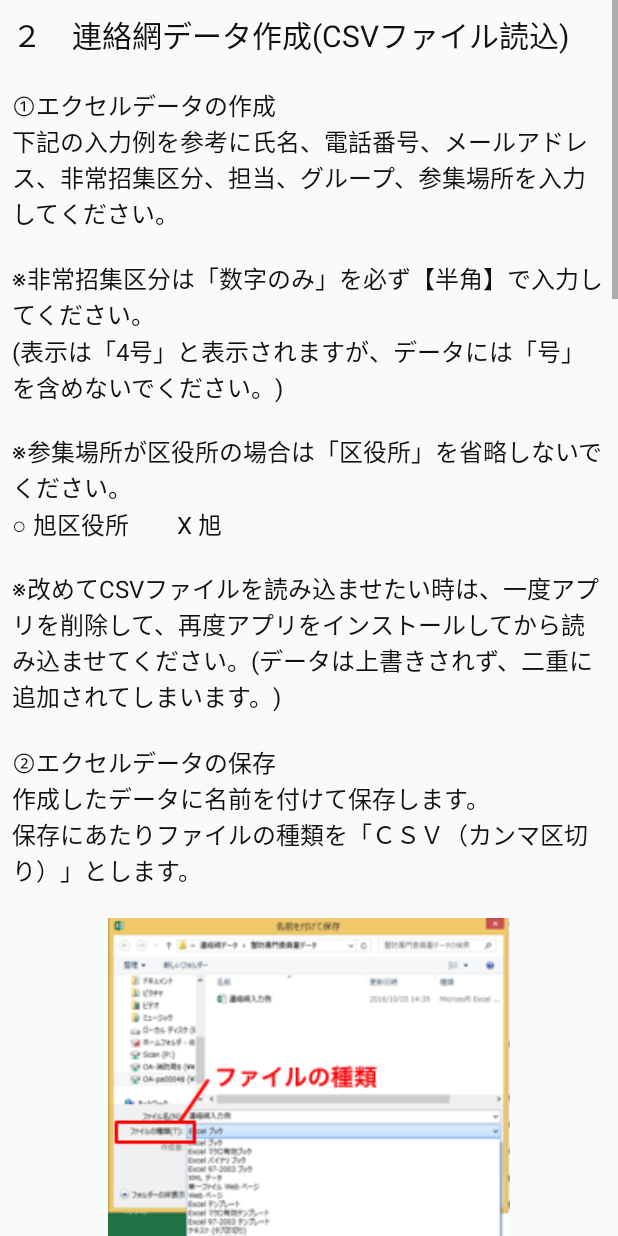
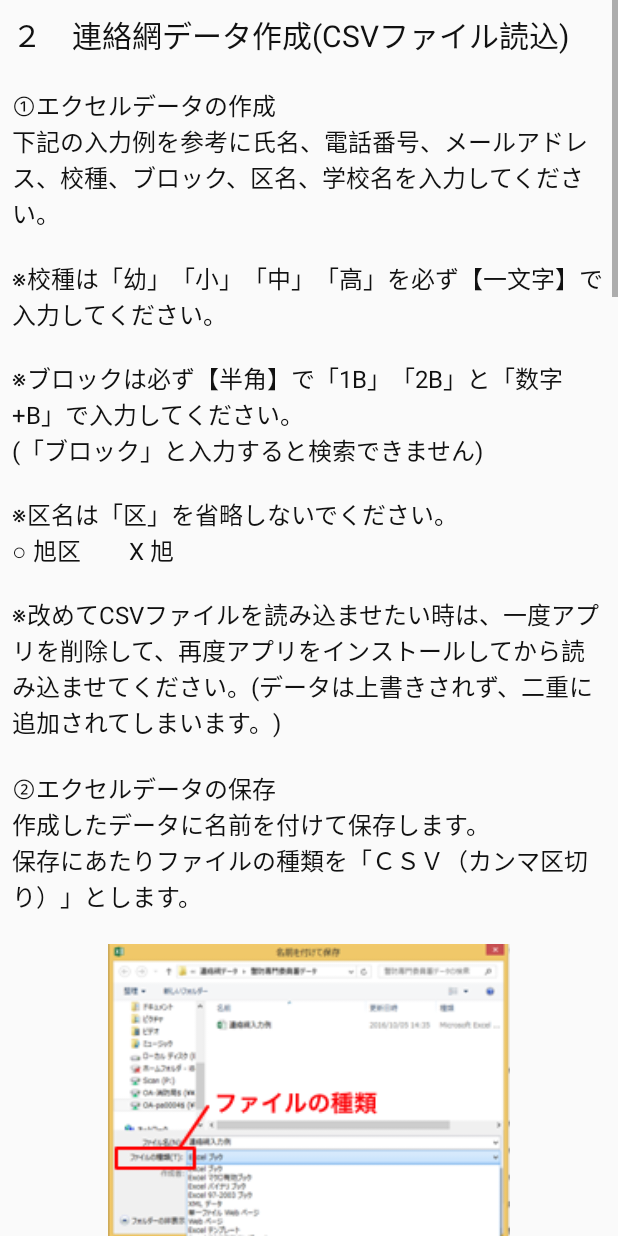
Before and after one commit to tadakazu1972/renrakumouEducationandroid, an Android app: the layout guide22.xml on its own in the app's theme, with its tools: preview values and no code run, on a phone screen of 412 x 824 dp. Run offline under Robolectric (Android 15) with nearby library versions, the phone set to English and light mode, and no system bars.

Commit message:
説明書修正

```diff
--- a/app/src/main/res/values/strings.xml
+++ b/app/src/main/res/values/strings.xml
@@ -15,7 +15,7 @@
     <string name="guide26">招集連絡データの修正又は削除が必要な場合は「修正/削除」ボタンをタップし行います。</string>
     <string name="guide27">ポップアップした画面にパスワードを入力します。\n「入力」をタップすると一覧表が表示されます。</string>
     <string name="guide28">内容を修正し「修正」をタップします。\n削除が必要な場合は「削除」をタップすれば、データの削除が完了します。</string>
-    <string name="guide221">①エクセルデータの作成\n下記の入力例を参考に氏名、電話番号、メールアドレス、非常招集区分、担当、グループ、参集場所を入力してください。\n\n※非常招集区分は「数字のみ」を必ず【半角】で入力してください。\n(表示は「4号」と表示されますが、データには「号」を含めないでください。)\n\n※参集場所が区役所の場合は「区役所」を省略しないでください。\n○ 旭区役所　　X 旭\n\n※改めてCSVファイルを読み込ませたい時は、一度アプリを削除して、再度アプリをインストールしてから読み込ませてください。(データは上書きされず、二重に追加されてしまいます。)</string>
+    <string name="guide221">①エクセルデータの作成\n下記の入力例を参考に氏名、電話番号、メールアドレス、校種、ブロック、区名、学校名を入力してください。\n\n※校種は「幼」「小」「中」「高」を必ず【一文字】で入力してください。\n\n※ブロックは必ず【半角】で「1B」「2B」と「数字+B」で入力してください。\n(「ブロック」と入力すると検索できません)\n\n※区名は「区」を省略しないでください。\n○ 旭区　　X 旭\n\n※改めてCSVファイルを読み込ませたい時は、一度アプリを削除して、再度アプリをインストールしてから読み込ませてください。(データは上書きされず、二重に追加されてしまいます。)</string>
     <string name="guide222">②エクセルデータの保存\n作成したデータに名前を付けて保存します。\n保存にあたりファイルの種類を「ＣＳＶ（カンマ区切り）」とします。</string>
     <string name="guide223">③文字コードの変更\nWindowsアクセサリのメモ帳を起動し先ほどＣＳＶ形式で保存したファイルを呼び出します。\n呼び出す際、「テキスト文書（＊.txt）」から「すべてのファイル」切り替えファイルを表示させます。</string>
     <string name="guide224">④メモ帳で表示した連絡網データの保存\n連絡網データを表示し「氏名、電話番号、メールアドレス、非常招集区分、担当、グループ、参集場所」が入力されているのを確認します。\n確認後、文字コードを「UTF-8」に変更し名前を付けて保存します。</string>
```
